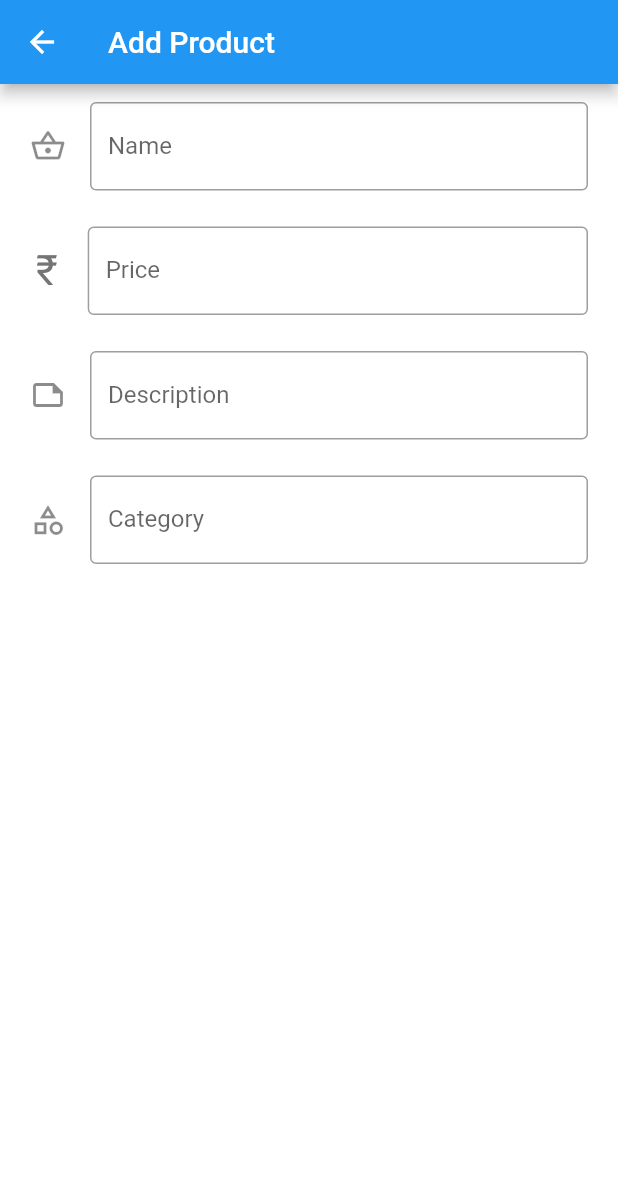
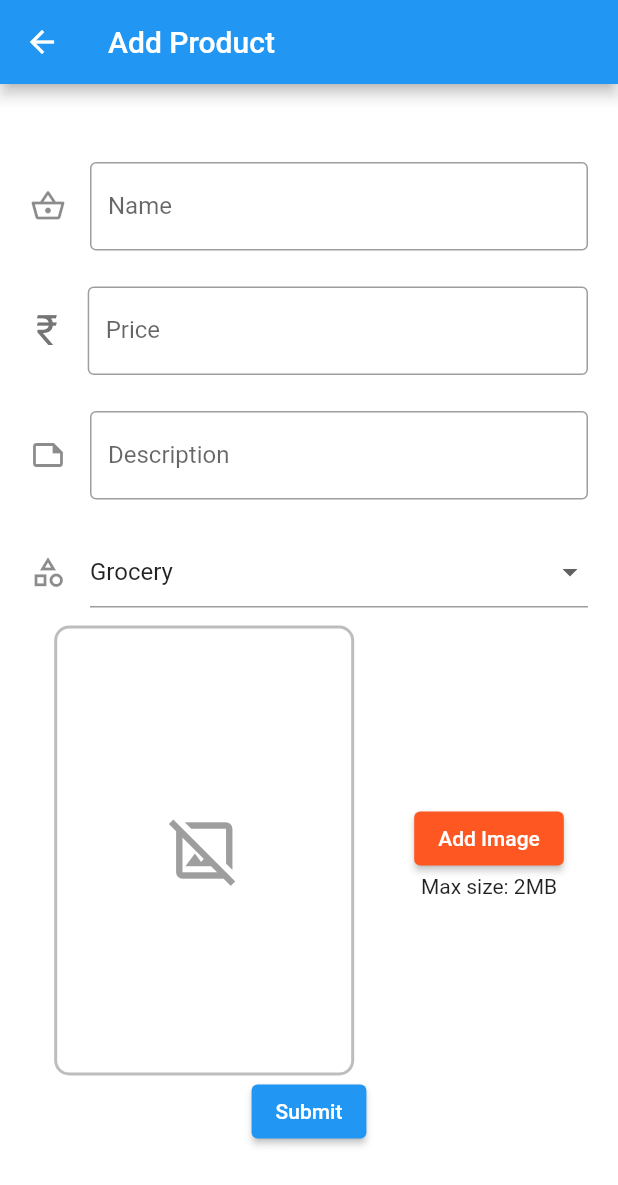
Before and after one commit to edem-cyber/flutter_shop, a Flutter app: the AddProductScreen screen opened by its route, on a phone screen of 412 x 824 dp. Shown: the top 1185 px of the screen. Run offline on Flutter 3.47's test engine with Material 2 defaults, Android fonts, the phone set to English and light mode, and no system bars; our stand-ins replace cached_network_image, google_fonts, image_picker, lottie; missing offline and left inert: image_picker_for_web; network calls fail.

Commit message:
add product screen added

```diff
--- /dev/null
+++ b/shop_app/lib/generated_plugin_registrant.dart
@@ -0,0 +1,15 @@
+//
+// Generated file. Do not edit.
+//
+
+// ignore_for_file: lines_longer_than_80_chars
+
+import 'package:image_picker_for_web/image_picker_for_web.dart';
+
+import 'package:flutter_web_plugins/flutter_web_plugins.dart';
+
+// ignore: public_member_api_docs
+void registerPlugins(Registrar registrar) {
+  ImagePickerPlugin.registerWith(registrar);
+  registrar.registerMessageHandler();
+}
--- a/shop_app/lib/main.dart
+++ b/shop_app/lib/main.dart
@@ -45,6 +45,7 @@ class MyApp extends StatelessWidget {
           theme: ThemeData(
             // brightness: Brightness.dark,
             primarySwatch: Colors.blue,
+            accentColor: Colors.deepOrange,
             textTheme: TextTheme(
               headline6: GoogleFonts.poppins(
                   fontWeight: FontWeight.bold, color: Colors.white),
--- a/shop_app/lib/models/product.dart
+++ b/shop_app/lib/models/product.dart
@@ -3,14 +3,13 @@ class Product {
   final String name;
   final int price;
   final String description;
-  final String seller;
+
   final String image;
 
   Product({
     required this.id,
     required this.name,
     required this.price,
-    required this.seller,
     required this.description,
     required this.image,
   });
--- a/shop_app/lib/provider/productProvider.dart
+++ b/shop_app/lib/provider/productProvider.dart
@@ -23,7 +23,6 @@ class ProductProvider with ChangeNotifier {
           id: p['id'],
           name: p['name'],
           price: p['price'],
-          seller: p['seller'],
           description: p['description'],
           image: p['productImage'],
         ),
--- a/shop_app/lib/screens/add_product_screen.dart
+++ b/shop_app/lib/screens/add_product_screen.dart
@@ -1,8 +1,42 @@
+//@dart=2.9
+import 'dart:io';
+
 import 'package:flutter/material.dart';
+import 'package:image_picker/image_picker.dart';
 
-class AddProductScreen extends StatelessWidget {
+import '../models/product.dart';
+
+class AddProductScreen extends StatefulWidget {
   static const routeName = "/add-product";
+
+  @override
+  _AddProductScreenState createState() => _AddProductScreenState();
+}
+
+class _AddProductScreenState extends State<AddProductScreen> {
   final GlobalKey<FormState> _form = GlobalKey();
+  File _image;
+  final picker = ImagePicker();
+  String selected = "Grocery";
+  Map<String, dynamic> product = {
+    'name': '',
+    'price': '',
+    'description': '',
+    'category': '',
+    'image': '',
+  };
+
+  Future getImage() async {
+    final pickedFile = await picker.getImage(source: ImageSource.gallery);
+
+    setState(() {
+      if (pickedFile != null) {
+        _image = File(pickedFile.path);
+      } else {
+        print('No image selected.');
+      }
+    });
+  }
 
   @override
   Widget build(BuildContext context) {
@@ -12,13 +46,19 @@ class AddProductScreen extends StatelessWidget {
       ),
       body: Form(
         key: _form,
+        child: Center(
           child: Container(
+            constraints: BoxConstraints(maxWidth: 800),
             color: Colors.white,
             height: MediaQuery.of(context).size.height,
             child: SingleChildScrollView(
               child: Column(
                 mainAxisSize: MainAxisSize.max,
+                crossAxisAlignment: CrossAxisAlignment.center,
                 children: [
+                  SizedBox(
+                    height: 40,
+                  ),
                   Container(
                     margin:
                         const EdgeInsets.symmetric(horizontal: 8, vertical: 4),
@@ -34,6 +74,8 @@ class AddProductScreen extends StatelessWidget {
                         icon: Icon(Icons.shopping_basket_outlined),
                         labelText: 'Name',
                       ),
+                      validator: (value) =>
+                          value.isEmpty ? "Field is required!" : null,
                     ),
                   ),
                   Container(
@@ -58,6 +100,8 @@ class AddProductScreen extends StatelessWidget {
                         ),
                         labelText: 'Price',
                       ),
+                      validator: (value) =>
+                          value.isEmpty ? "Field is required!" : null,
                     ),
                   ),
                   Container(
@@ -75,6 +119,8 @@ class AddProductScreen extends StatelessWidget {
                         icon: Icon(Icons.note_outlined),
                         labelText: 'Description',
                       ),
+                      validator: (value) =>
+                          value.isEmpty ? "Field is required!" : null,
                     ),
                   ),
                   Container(
@@ -82,19 +128,97 @@ class AddProductScreen extends StatelessWidget {
                         const EdgeInsets.symmetric(horizontal: 8, vertical: 4),
                     padding:
                         const EdgeInsets.symmetric(horizontal: 12, vertical: 8),
-                  child: TextFormField(
+                    child: DropdownButtonFormField(
+                      items: [
+                        DropdownMenuItem(
+                          child: Text('Grocery'),
+                          value: 'Grocery',
+                        ),
+                        DropdownMenuItem(
+                          child: Text('Mobile'),
+                          value: 'Mobile',
+                        ),
+                        DropdownMenuItem(
+                          child: Text('Fashion'),
+                          value: 'Fashion',
+                        ),
+                        DropdownMenuItem(
+                          child: Text('Electronics'),
+                          value: 'Electronics',
+                        ),
+                        DropdownMenuItem(
+                          child: Text('Home'),
+                          value: 'Home',
+                        ),
+                        DropdownMenuItem(
+                          child: Text('Appliances'),
+                          value: 'Appliances',
+                        ),
+                        DropdownMenuItem(
+                          child: Text('Beauty, Toy & More'),
+                          value: 'Beauty, Toy & More',
+                        ),
+                      ],
+                      value: selected,
+                      onChanged: (value) {
+                        setState(() {
+                          selected = value.toString();
+                        });
+                      },
                       decoration: InputDecoration(
-                      border: OutlineInputBorder(
-                        borderRadius: BorderRadius.all(
-                          Radius.circular(4),
-                        ),
-                      ),
                         icon: Icon(Icons.category_outlined),
-                      labelText: 'Category',
                       ),
                     ),
                   ),
+                  Container(
+                    child: Row(
+                      mainAxisAlignment: MainAxisAlignment.center,
+                      children: [
+                        Container(
+                          width: 200,
+                          height: 300,
+                          decoration: BoxDecoration(
+                            borderRadius: BorderRadius.circular(10),
+                            border: Border.all(
+                              width: 2,
+                              color: Colors.grey.shade400,
+                            ),
+                          ),
+                          child: _image == null
+                              ? Icon(
+                                  Icons.image_not_supported_outlined,
+                                  color: Colors.grey,
+                                  size: 50,
+                                )
+                              : Image.file(
+                                  _image,
+                                  fit: BoxFit.cover,
+                                ),
+                        ),
+                        SizedBox(
+                          width: 40,
+                        ),
+                        Column(
+                          children: [
+                            ElevatedButton(
+                              onPressed: getImage,
+                              child: Text('Add Image'),
+                              style: ButtonStyle(
+                                backgroundColor:
+                                    MaterialStateProperty.all<Color>(
+                                  Theme.of(context).accentColor,
+                                ),
+                              ),
+                            ),
+                            Text('Max size: 2MB')
                           ],
+                        )
+                      ],
+                    ),
+                  ),
+                  ElevatedButton(onPressed: () {}, child: Text('Submit'))
+                ],
+              ),
             ),
           ),
         ),
--- a/shop_app/lib/screens/homepage.dart
+++ b/shop_app/lib/screens/homepage.dart
@@ -1,6 +1,7 @@
 import 'package:flutter/material.dart';
 import 'package:google_fonts/google_fonts.dart';
 import 'package:provider/provider.dart';
+// ignore: import_of_legacy_library_into_null_safe
 import 'package:shop_app/screens/add_product_screen.dart';
 
 import 'package:shop_app/screens/mainPage.dart';
@@ -86,6 +87,9 @@ class _HomePageState extends State<HomePage> {
                       child: ListView.builder(
                         itemBuilder: (context, index) => Card(
                           child: Container(
+                            constraints: widget.size == ScreenSize.small
+                                ? null
+                                : BoxConstraints(minWidth: 200),
                             child: Center(
                               child: Text(
                                 _categories[index],
--- a/shop_app/pubspec.yaml
+++ b/shop_app/pubspec.yaml
@@ -34,6 +34,7 @@ dependencies:
   google_fonts: ^2.0.0
   lottie: ^1.0.1
   cached_network_image: ^3.0.0
+  image_picker: ^0.7.4
 
 dev_dependencies:
   flutter_test:
```
Also changed, not shown: shop_app/pubspec.lock. Lines whose indentation alone changed are shown as unchanged.
